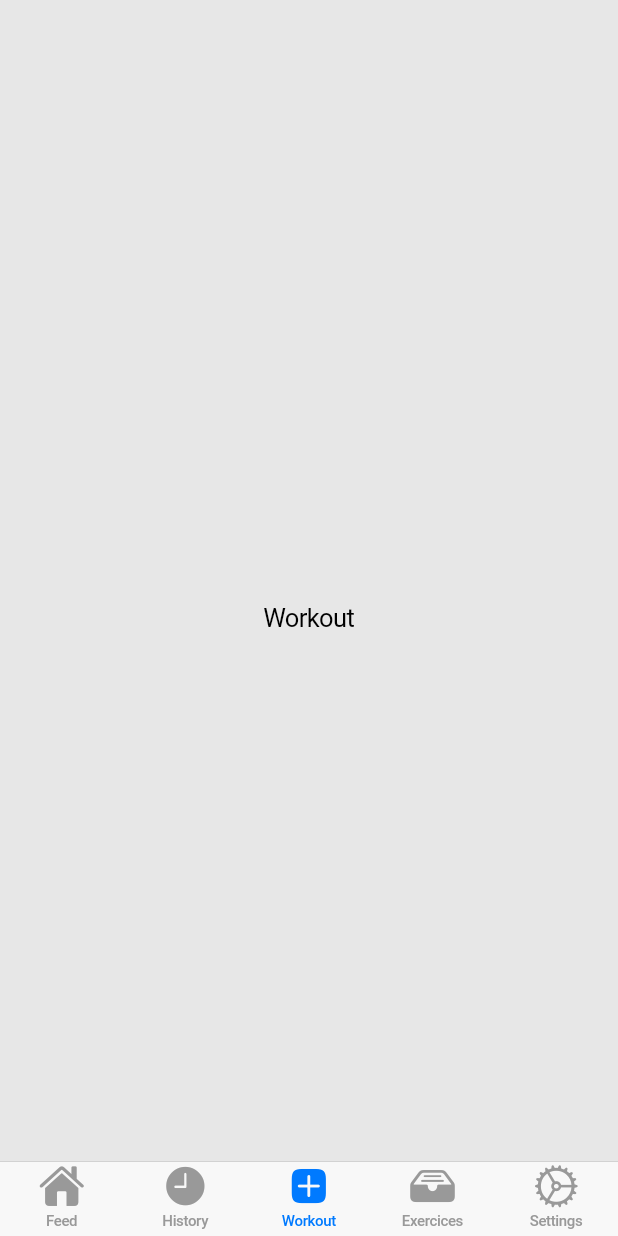
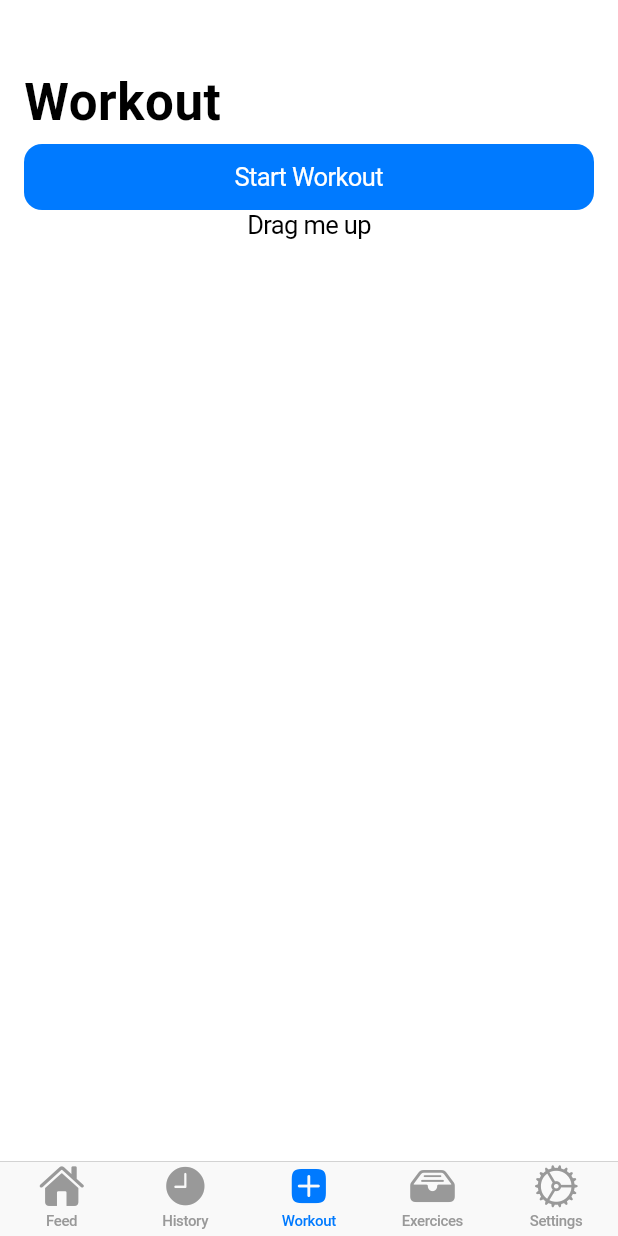
Before and after one commit to Tranzitron/Tracker, a Flutter app: the screen it shows after launch, item 3 of the bottom bar chosen, on a phone screen of 412 x 824 dp. Run offline on Flutter 3.47's test engine with Material 3 defaults, Android fonts, the phone set to English and light mode, and no system bars; our stand-ins replace isar; accounts and stored records are empty; generated files the repository leaves out were written again.

Commit message:
Shaping of Workout Page and DB Models

```diff
--- a/tracker/lib/pages/feed_page.dart
+++ b/tracker/lib/pages/feed_page.dart
@@ -41,7 +41,7 @@ class FeedPage extends StatelessWidget {
                       ),
                     );
                   },
-                  child: const Text('Go to Next Page'),
+                  child: const Text('Go to Workout Page'),
                 ),
               ],
             ),
--- a/tracker/lib/pages/workout_page.dart
+++ b/tracker/lib/pages/workout_page.dart
@@ -7,8 +7,46 @@ class WorkoutPage extends StatelessWidget {
 
   @override
   Widget build(BuildContext context) {
-    return Center(
-      child: Text('Workout'),
+    return CupertinoPageScaffold(
+      child: CustomScrollView(
+        slivers: <Widget>[
+          CupertinoSliverNavigationBar(
+            largeTitle: Text('Workout'),
+          ),
+          SliverFillRemaining(
+            child: Padding(
+              padding: const EdgeInsets.symmetric(horizontal: 16),
+              child: Column(
+                mainAxisAlignment: MainAxisAlignment.start,
+                children: <Widget>[
+                  Row(
+                    children: [
+                      Expanded(
+                        child: CupertinoButton.filled(
+                          padding: EdgeInsets.all(0),
+                          onPressed: () {
+                            Navigator.push(
+                              context,
+                              CupertinoPageRoute<Widget>(
+                                builder: (BuildContext context) {
+                                  return const Text('restart if stuck here');
+                                },
+                              ),
+                            );
+                          },
+                          child: const Text('Start Workout'),
+                        ),
+                      ),
+                    ],
+                  ),
+                  // TODO From here we are using a for(splits) + trailing new split of type CupertinoListSection
+                  const Text('Drag me up', textAlign: TextAlign.center),
+                ],
+              ),
+            ),
+          ),
+        ],
+      ),
     );
   }
 }
```
Also changed, not shown: tracker/lib/models/split.dart (added, +21 -0 lines), tracker/lib/models/split_day.dart (added, +16 -0 lines), tracker/lib/models/split.g.dart (added), tracker/pubspec.lock, 6 other files.
